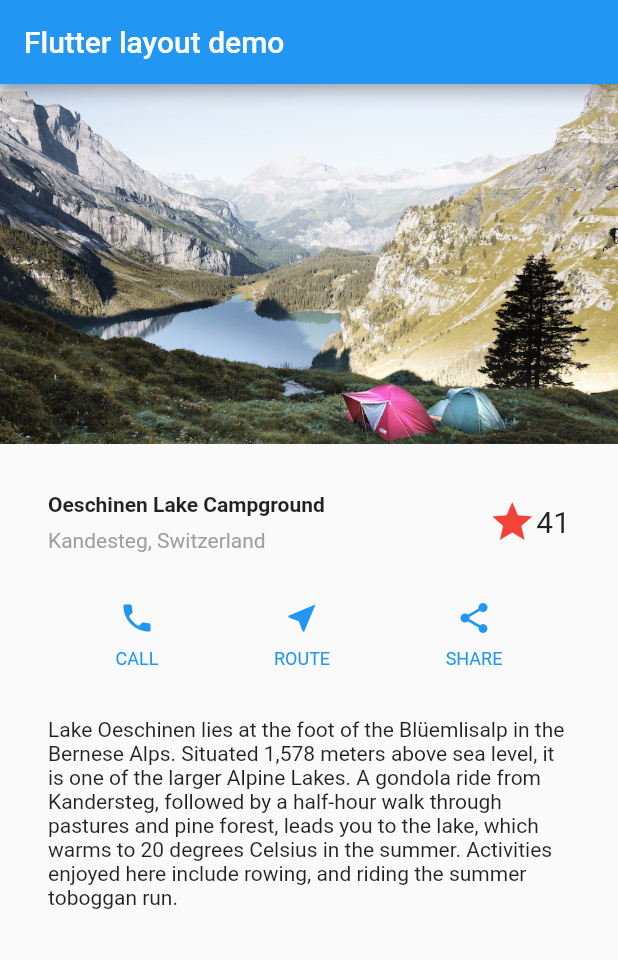
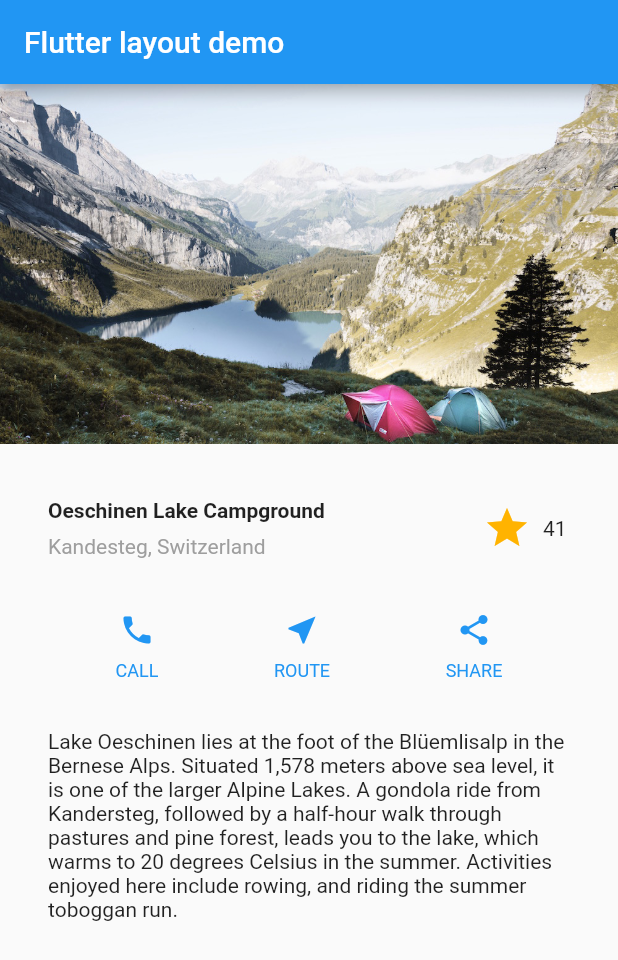
Before and after one commit to salchichongallo/firstflutter, a Flutter app: the screen it shows after launch, on a phone screen of 412 x 824 dp. Shown: the top 960 px of the screen. Run offline on Flutter 3.47's test engine with Material 2 defaults, Android fonts, the phone set to English and light mode, and no system bars.

Commit message:
feat: add favorite stateful widget

```diff
--- a/lib/main.dart
+++ b/lib/main.dart
@@ -58,11 +58,7 @@ class MyApp extends StatelessWidget {
               ],
             ),
           ),
-          Icon(Icons.star, color: Colors.red[500], size: 32),
-          Text(
-            '41',
-            style: TextStyle(fontSize: 20),
-          ),
+          FavoriteWidget(),
         ],
       ),
     );
@@ -110,3 +106,42 @@ class MyApp extends StatelessWidget {
     );
   }
 }
+
+class FavoriteWidget extends StatefulWidget {
+  @override
+  createState() => _FavoriteWidgetState();
+}
+
+class _FavoriteWidgetState extends State<FavoriteWidget> {
+  bool _isFavorited = true;
+  int _favoriteCount = 41;
+
+  @override
+  build(BuildContext context) {
+    return Row(
+      mainAxisSize: MainAxisSize.min,
+      children: [
+        Container(
+          child: IconButton(
+              iconSize: 32,
+              icon: _isFavorited ? Icon(Icons.star) : Icon(Icons.star_border),
+              onPressed: _toggleFavorite,
+              color: Colors.amber[600]),
+        ),
+        SizedBox(width: 18, child: Container(child: Text('$_favoriteCount'))),
+      ],
+    );
+  }
+
+  void _toggleFavorite() {
+    setState(() {
+      if (_isFavorited) {
+        _favoriteCount -= 1;
+        _isFavorited = false;
+      } else {
+        _favoriteCount += 1;
+        _isFavorited = true;
+      }
+    });
+  }
+}
```
